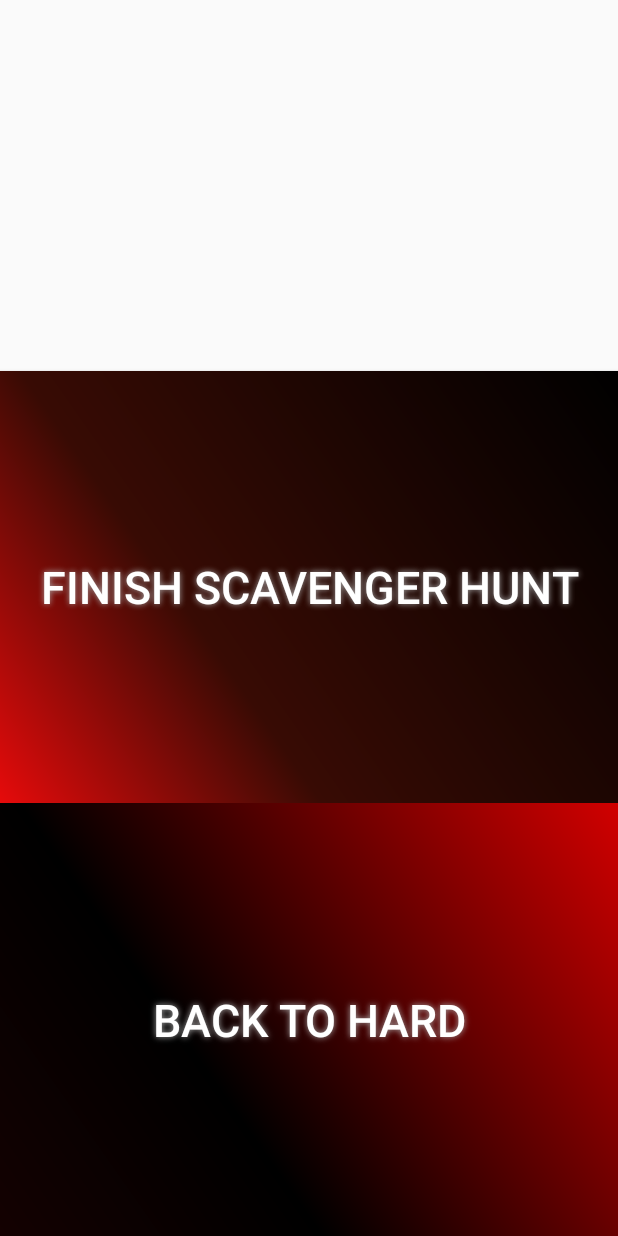
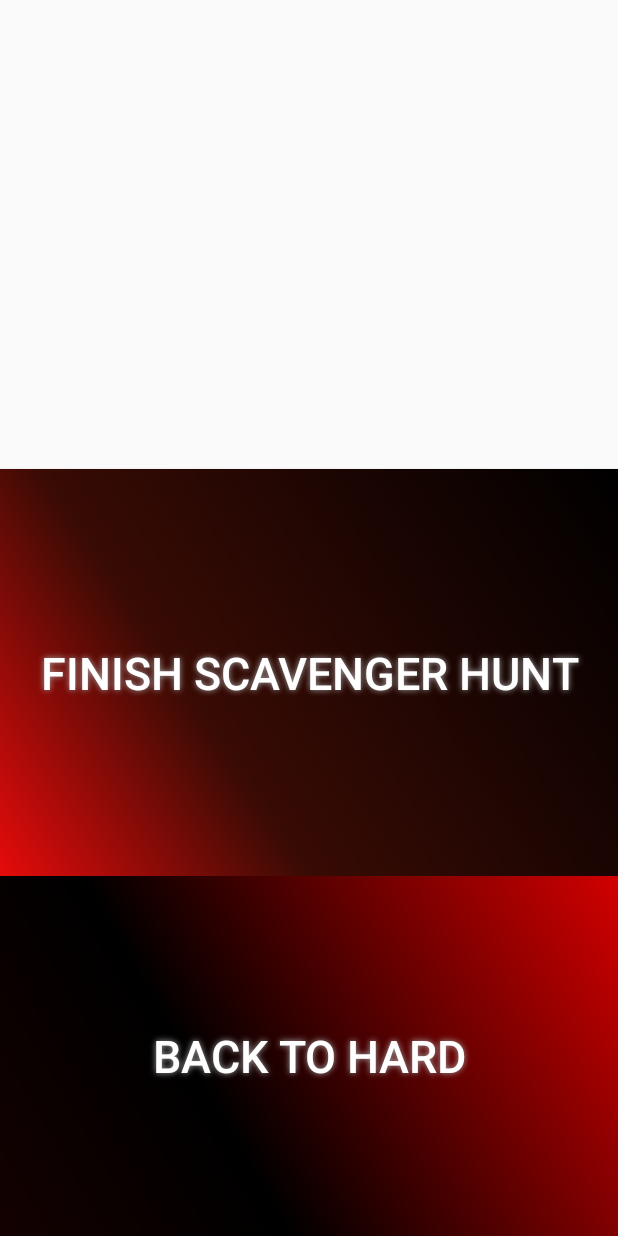
Before and after one commit to glynnja/TheHunt, an Android app: the FinishedHard screen opened directly, with no data from a screen before it, on a phone screen of 412 x 824 dp. Run offline under Robolectric (Android 15) with nearby library versions, the phone set to English and light mode, and no system bars.

Commit message:
minor stuff - design

```diff
--- a/app/src/main/res/layout/done_screen.xml
+++ b/app/src/main/res/layout/done_screen.xml
@@ -3,6 +3,7 @@
     android:layout_width="match_parent"
     android:layout_height="match_parent"
     android:orientation="vertical">
+
 
     <TextView
         android:text="TextView"
@@ -16,7 +17,7 @@
         android:layout_width="match_parent"
         android:layout_height="wrap_content"
         android:id="@+id/done"
-        android:layout_weight="0.51"
+        android:layout_weight="0.21"
         android:textColor="#FFFFFF"
         android:textSize="30sp"
         android:background="@drawable/buttonshape3"
--- a/app/src/main/res/layout/hard_hunt.xml
+++ b/app/src/main/res/layout/hard_hunt.xml
@@ -23,7 +23,7 @@
         android:shadowDx="0"
         android:shadowDy="0"
         android:shadowRadius="5"
-        android:layout_weight="1" />
+        android:layout_weight="0.72" />
 
     <Button
         android:text="Back To Hard"
@@ -37,5 +37,5 @@
         android:shadowDx="0"
         android:shadowDy="0"
         android:shadowRadius="5"
-        android:layout_weight="1.00" />
+        android:layout_weight="0.61" />
 </LinearLayout>
```
